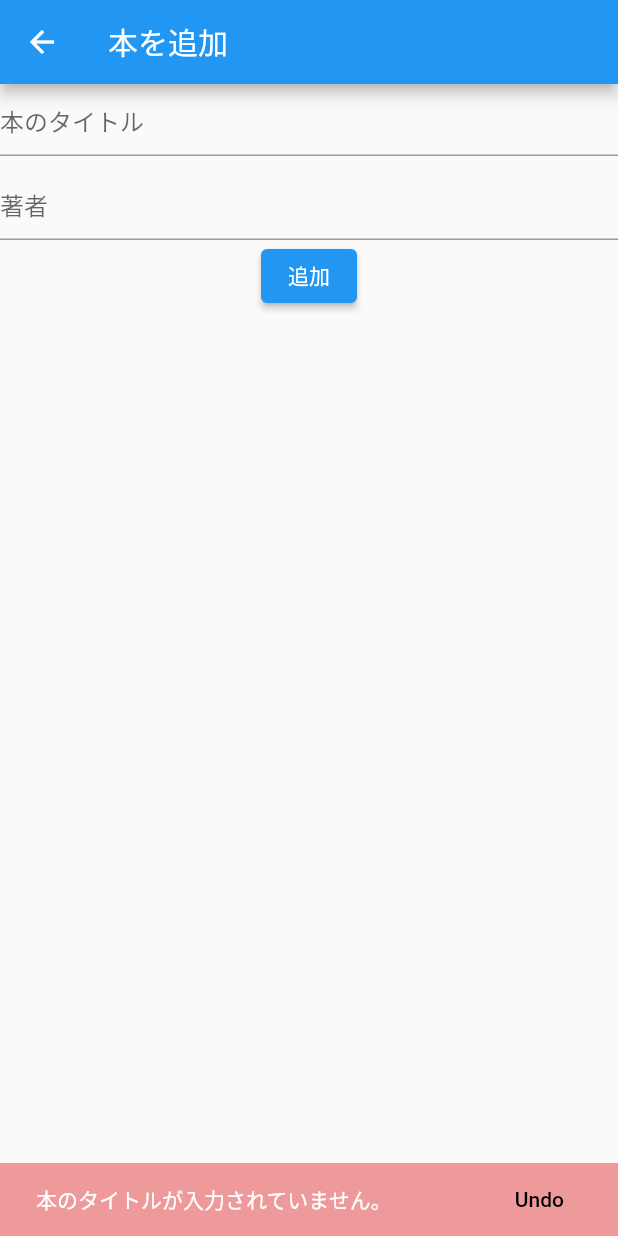
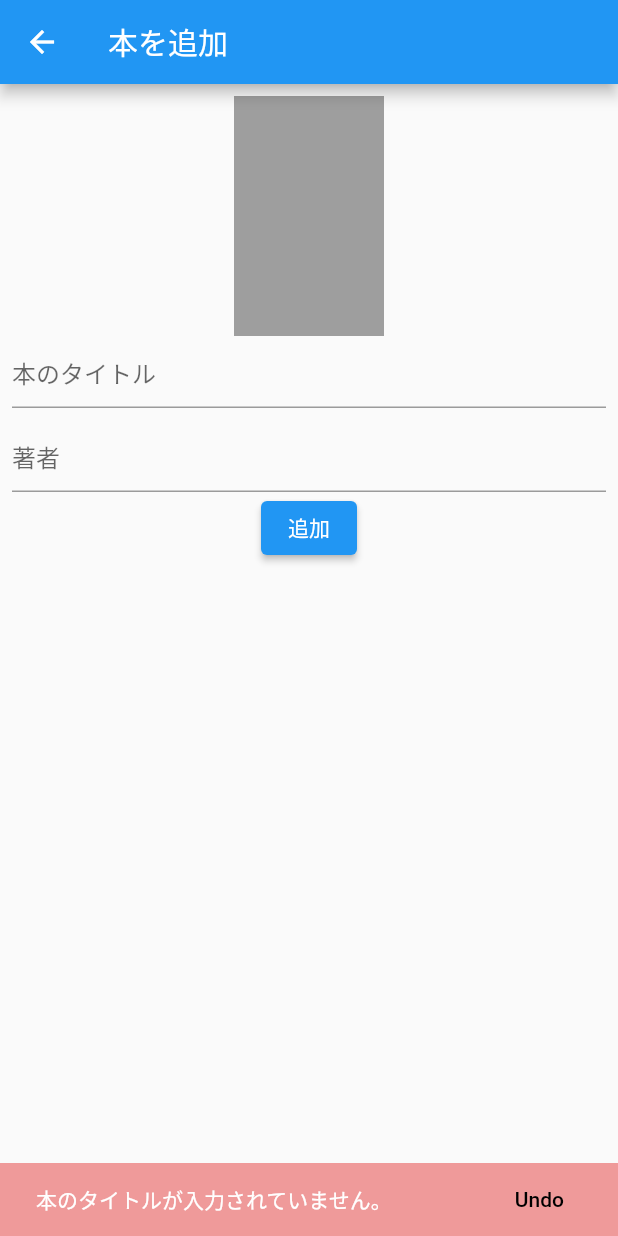
Before and after one commit to y129may9th/testing_app, a Flutter app: the AddBookPage screen opened directly, after a tap on "追加", on a phone screen of 412 x 824 dp. Run offline on Flutter 3.47's test engine with Material 2 defaults, Android fonts, the phone set to English and light mode, and no system bars; our stand-ins replace cloud_firestore, firebase_auth, firebase_core, flutter_slidable, image_picker; accounts and stored records are empty.

```diff
--- a/lib/add_book/add_book_model.dart
+++ b/lib/add_book/add_book_model.dart
@@ -1,9 +1,14 @@
+import 'dart:io';
 import 'package:cloud_firestore/cloud_firestore.dart';
 import 'package:flutter/material.dart';
+import 'package:image_picker/image_picker.dart';
 
 class AddBookModel extends ChangeNotifier {
   String? title; // ? は null 許容
   String? author;
+  File? imageFile;
+
+  final ImagePicker picker = ImagePicker();
 
   Future addBook() async {
     if (title == null || title == '') {
@@ -14,9 +19,22 @@ class AddBookModel extends ChangeNotifier {
       throw '著者が入力されていません。';
     }
 
+    if (imageFile != null) {
+      // Storage にアップロード
+    }
+
     await FirebaseFirestore.instance.collection('books').add({
       'title': title,
       'author': author,
     });
   }
+
+  Future imgFromGallery() async {
+    final pickedFile = await picker.pickImage(source: ImageSource.gallery);
+
+    if (pickedFile != null) {
+      imageFile = File(pickedFile.path);
+      notifyListeners();
+    }
+  }
 }
--- a/lib/add_book/add_book_page.dart
+++ b/lib/add_book/add_book_page.dart
@@ -13,8 +13,25 @@ class AddBookPage extends StatelessWidget {
         ),
         body: Center(
           child: Consumer<AddBookModel>(builder: (context, model, child) {
-            return Column(
+            return Padding(
+              padding: const EdgeInsets.all(8.0),
+              child: Column(
                 children: [
+                  GestureDetector(
+                    child: SizedBox(
+                      width: 100,
+                      height: 160,
+                      child: model.imageFile != null
+                          ? Image.file(model.imageFile!)
+                          : Container(
+                              color: Colors.grey,
+                            ),
+                    ),
+                    onTap: () async {
+                      print('pass');
+                      await model.imgFromGallery();
+                    },
+                  ),
                   TextField(
                     decoration: const InputDecoration(
                       hintText: '本のタイトル',
@@ -57,6 +74,7 @@ class AddBookPage extends StatelessWidget {
                     child: const Text('追加'),
                   )
                 ],
+              ),
             );
           }),
         ),
--- a/pubspec.yaml
+++ b/pubspec.yaml
@@ -40,6 +40,8 @@ dependencies:
   provider: ^6.0.4
   flutter_slidable: ^2.0.0
   firebase_auth: ^3.11.2
+  firebase_storage: ^10.3.11
+  image_picker: ^0.8.6
 
 dev_dependencies:
   flutter_test:
```
Also changed, not shown: pubspec.lock, 2 other files. Lines whose indentation alone changed are shown as unchanged.
